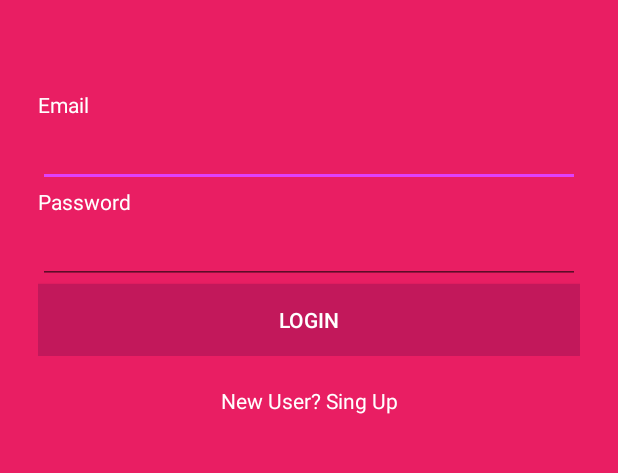
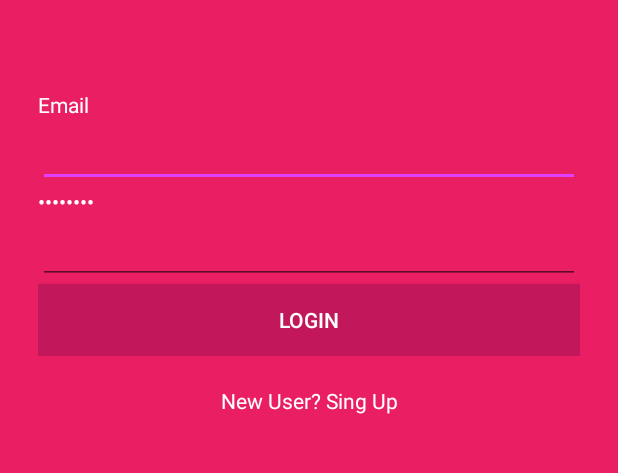
Before and after one commit to futbolsalas15/udistrital-espingsw-informaticaI-dulcesparamiamor-appmovil, an Android app: the screen it shows after launch (LoginActivity), on a phone screen of 412 x 824 dp, the part 71-544 px from its top. Run offline under Robolectric (Android 15) with nearby library versions, the phone set to English and light mode, and no system bars.

Commit message:
Se modifica el tipo de dato de la contraseña.

```diff
--- a/app/src/main/java/co/edu/udistrital/dulcesparamiamor/LoginActivity.java
+++ b/app/src/main/java/co/edu/udistrital/dulcesparamiamor/LoginActivity.java
@@ -8,6 +8,7 @@ import android.widget.TextView;
 
 public class LoginActivity extends AppCompatActivity {
     TextView lblsingup ;
+
     @Override
     protected void onCreate(Bundle savedInstanceState) {
         super.onCreate(savedInstanceState);
--- a/app/src/main/res/layout/activity_login.xml
+++ b/app/src/main/res/layout/activity_login.xml
@@ -44,6 +44,7 @@
             android:id="@+id/lblpassword"
             android:layout_below="@+id/txtemail"
             android:text="Password"
+            android:inputType="textPassword"
             android:textColor="@color/textorIcons"
             />
         <EditText
```
